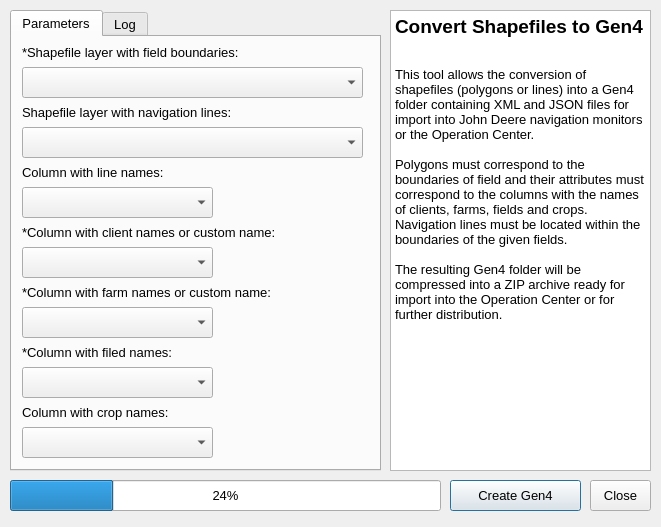
Qt form shapefile_gen4_dialog_base.ui (sirpetr/qgis-convertshpgen4-plugin) before a commit.
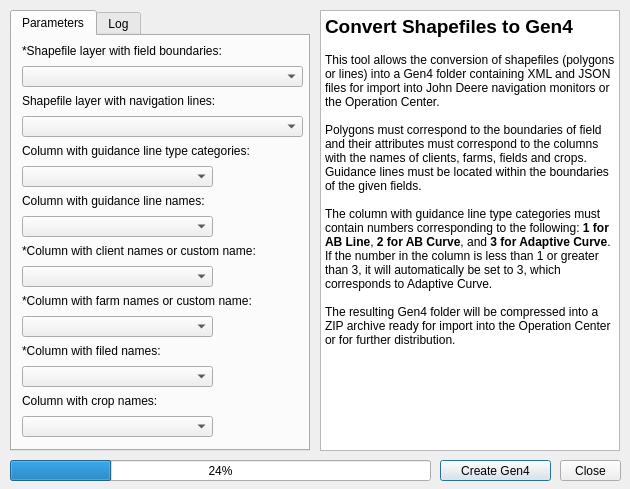
The same form after that commit.

What changed in the file:
```diff
--- a/shapefile_gen4_dialog_base.ui
+++ b/shapefile_gen4_dialog_base.ui
@@ -6,8 +6,8 @@
    <rect>
     <x>0</x>
     <y>0</y>
-    <width>661</width>
-    <height>527</height>
+    <width>630</width>
+    <height>489</height>
    </rect>
   </property>
   <property name="windowTitle">
@@ -16,10 +16,10 @@
   <widget class="QTextEdit" name="textEdit">
    <property name="geometry">
     <rect>
-     <x>390</x>
+     <x>320</x>
      <y>10</y>
-     <width>261</width>
-     <height>461</height>
+     <width>300</width>
+     <height>441</height>
     </rect>
    </property>
    <property name="html">
@@ -30,29 +30,30 @@
 li.unchecked::marker { content: &quot;\2610&quot;; }
 li.checked::marker { content: &quot;\2612&quot;; }
 &lt;/style&gt;&lt;/head&gt;&lt;body style=&quot; font-family:'Segoe UI'; font-size:9pt; font-weight:400; font-style:normal;&quot;&gt;
-&lt;p style=&quot; margin-top:0px; margin-bottom:0px; margin-left:0px; margin-right:0px; -qt-block-indent:0; text-indent:0px;&quot;&gt;&lt;span style=&quot; font-size:14pt; font-weight:700;&quot;&gt;Convert Shapefiles to Gen4&lt;/span&gt;&lt;/p&gt;
-&lt;p style=&quot; margin-top:0px; margin-bottom:0px; margin-left:0px; margin-right:0px; -qt-block-indent:0; text-indent:0px;&quot;&gt;&lt;span style=&quot; font-size:10pt; font-weight:700;&quot;&gt; &lt;/span&gt;&lt;/p&gt;
+&lt;p style=&quot; margin-top:0px; margin-bottom:0px; margin-left:0px; margin-right:0px; -qt-block-indent:0; text-indent:0px;&quot;&gt;&lt;span style=&quot; font-size:14pt; font-weight:704;&quot;&gt;Convert Shapefiles to Gen4&lt;/span&gt;&lt;/p&gt;
+&lt;p style=&quot; margin-top:0px; margin-bottom:0px; margin-left:0px; margin-right:0px; -qt-block-indent:0; text-indent:0px;&quot;&gt;&lt;span style=&quot; font-size:10pt; font-weight:704;&quot;&gt; &lt;/span&gt;&lt;/p&gt;
+&lt;p style=&quot; margin-top:0px; margin-bottom:0px; margin-left:0px; margin-right:0px; -qt-block-indent:0; text-indent:0px;&quot;&gt;This tool allows the conversion of shapefiles (polygons or lines) into a Gen4 folder containing XML and JSON files for import into John Deere navigation monitors or the Operation Center.&lt;/p&gt;
 &lt;p style=&quot;-qt-paragraph-type:empty; margin-top:0px; margin-bottom:0px; margin-left:0px; margin-right:0px; -qt-block-indent:0; text-indent:0px;&quot;&gt;&lt;br /&gt;&lt;/p&gt;
-&lt;p style=&quot; margin-top:0px; margin-bottom:0px; margin-left:0px; margin-right:0px; -qt-block-indent:0; text-indent:0px;&quot;&gt;&lt;span style=&quot; font-size:10pt;&quot;&gt;This tool allows the conversion of shapefiles (polygons or lines) into a Gen4 folder containing XML and JSON files for import into John Deere navigation monitors or the Operation Center.&lt;/span&gt;&lt;/p&gt;
-&lt;p style=&quot;-qt-paragraph-type:empty; margin-top:0px; margin-bottom:0px; margin-left:0px; margin-right:0px; -qt-block-indent:0; text-indent:0px; font-size:10pt;&quot;&gt;&lt;br /&gt;&lt;/p&gt;
-&lt;p style=&quot; margin-top:0px; margin-bottom:0px; margin-left:0px; margin-right:0px; -qt-block-indent:0; text-indent:0px;&quot;&gt;&lt;span style=&quot; font-size:10pt;&quot;&gt;Polygons must correspond to the boundaries of field and their attributes must correspond to the columns with the names of clients, farms, fields and crops. Navigation lines must be located within the boundaries of the given fields.&lt;/span&gt;&lt;/p&gt;
-&lt;p style=&quot;-qt-paragraph-type:empty; margin-top:0px; margin-bottom:0px; margin-left:0px; margin-right:0px; -qt-block-indent:0; text-indent:0px; font-size:10pt;&quot;&gt;&lt;br /&gt;&lt;/p&gt;
-&lt;p style=&quot; margin-top:0px; margin-bottom:0px; margin-left:0px; margin-right:0px; -qt-block-indent:0; text-indent:0px;&quot;&gt;&lt;span style=&quot; font-size:10pt;&quot;&gt;The resulting Gen4 folder will be compressed into a ZIP archive ready for import into the Operation Center or for further distribution.&lt;/span&gt;&lt;/p&gt;
+&lt;p style=&quot; margin-top:0px; margin-bottom:0px; margin-left:0px; margin-right:0px; -qt-block-indent:0; text-indent:0px;&quot;&gt;Polygons must correspond to the boundaries of field and their attributes must correspond to the columns with the names of clients, farms, fields and crops. Guidance lines must be located within the boundaries of the given fields.&lt;/p&gt;
+&lt;p style=&quot;-qt-paragraph-type:empty; margin-top:0px; margin-bottom:0px; margin-left:0px; margin-right:0px; -qt-block-indent:0; text-indent:0px;&quot;&gt;&lt;br /&gt;&lt;/p&gt;
+&lt;p style=&quot; margin-top:0px; margin-bottom:0px; margin-left:0px; margin-right:0px; -qt-block-indent:0; text-indent:0px;&quot;&gt;The column with guidance line type categories must contain numbers corresponding to the following: &lt;span style=&quot; font-weight:700;&quot;&gt;1 for AB Line&lt;/span&gt;, &lt;span style=&quot; font-weight:700;&quot;&gt;2 for AB Curve&lt;/span&gt;, and &lt;span style=&quot; font-weight:700;&quot;&gt;3 for Adaptive Curve&lt;/span&gt;. If the number in the column is less than 1 or greater than 3, it will automatically be set to 3, which corresponds to Adaptive Curve.&lt;/p&gt;
+&lt;p style=&quot;-qt-paragraph-type:empty; margin-top:0px; margin-bottom:0px; margin-left:0px; margin-right:0px; -qt-block-indent:0; text-indent:0px;&quot;&gt;&lt;br /&gt;&lt;/p&gt;
+&lt;p style=&quot; margin-top:0px; margin-bottom:0px; margin-left:0px; margin-right:0px; -qt-block-indent:0; text-indent:0px;&quot;&gt;The resulting Gen4 folder will be compressed into a ZIP archive ready for import into the Operation Center or for further distribution.&lt;/p&gt;
 &lt;p style=&quot;-qt-paragraph-type:empty; margin-top:0px; margin-bottom:0px; margin-left:0px; margin-right:0px; -qt-block-indent:0; text-indent:0px;&quot;&gt;&lt;br /&gt;&lt;/p&gt;&lt;/body&gt;&lt;/html&gt;</string>
    </property>
   </widget>
   <widget class="QPushButton" name="pushButton_3">
    <property name="geometry">
     <rect>
-     <x>450</x>
-     <y>480</y>
-     <width>131</width>
-     <height>31</height>
+     <x>440</x>
+     <y>460</y>
+     <width>111</width>
+     <height>21</height>
     </rect>
    </property>
    <property name="font">
     <font>
-     <pointsize>10</pointsize>
+     <pointsize>9</pointsize>
     </font>
    </property>
    <property name="text">
@@ -63,14 +64,14 @@
    <property name="geometry">
     <rect>
      <x>10</x>
-     <y>480</y>
-     <width>431</width>
-     <height>31</height>
+     <y>460</y>
+     <width>421</width>
+     <height>21</height>
     </rect>
    </property>
    <property name="font">
     <font>
-     <pointsize>10</pointsize>
+     <pointsize>9</pointsize>
     </font>
    </property>
    <property name="value">
@@ -82,13 +83,13 @@
     <rect>
      <x>10</x>
      <y>10</y>
-     <width>371</width>
-     <height>461</height>
+     <width>300</width>
+     <height>441</height>
     </rect>
    </property>
    <property name="font">
     <font>
-     <pointsize>10</pointsize>
+     <pointsize>9</pointsize>
     </font>
    </property>
    <property name="currentIndex">
@@ -102,14 +103,14 @@
      <property name="geometry">
       <rect>
        <x>10</x>
-       <y>390</y>
+       <y>380</y>
        <width>191</width>
-       <height>31</height>
+       <height>21</height>
       </rect>
      </property>
      <property name="font">
       <font>
-       <pointsize>10</pointsize>
+       <pointsize>9</pointsize>
       </font>
      </property>
     </widget>
@@ -117,8 +118,8 @@
      <property name="geometry">
       <rect>
        <x>10</x>
-       <y>240</y>
-       <width>351</width>
+       <y>250</y>
+       <width>291</width>
        <height>31</height>
       </rect>
      </property>
@@ -128,7 +129,7 @@
       </font>
      </property>
      <property name="text">
-      <string>&lt;html&gt;&lt;head/&gt;&lt;body&gt;&lt;p&gt;*Column with farm names or custom name:&lt;/p&gt;&lt;/body&gt;&lt;/html&gt;</string>
+      <string>&lt;html&gt;&lt;head/&gt;&lt;body&gt;&lt;p&gt;&lt;span style=&quot; font-size:9pt;&quot;&gt;*Column with farm names or custom name:&lt;/span&gt;&lt;/p&gt;&lt;/body&gt;&lt;/html&gt;</string>
      </property>
     </widget>
     <widget class="QLabel" name="label_5">
@@ -136,7 +137,7 @@
       <rect>
        <x>10</x>
        <y>300</y>
-       <width>351</width>
+       <width>291</width>
        <height>31</height>
       </rect>
      </property>
@@ -146,21 +147,21 @@
       </font>
      </property>
      <property name="text">
-      <string>&lt;html&gt;&lt;head/&gt;&lt;body&gt;&lt;p&gt;*Column with filed names:&lt;/p&gt;&lt;/body&gt;&lt;/html&gt;</string>
+      <string>&lt;html&gt;&lt;head/&gt;&lt;body&gt;&lt;p&gt;&lt;span style=&quot; font-size:9pt;&quot;&gt;*Column with filed names:&lt;/span&gt;&lt;/p&gt;&lt;/body&gt;&lt;/html&gt;</string>
      </property>
     </widget>
     <widget class="QComboBox" name="comboBox_4">
      <property name="geometry">
       <rect>
        <x>10</x>
-       <y>270</y>
+       <y>280</y>
        <width>191</width>
-       <height>31</height>
+       <height>21</height>
       </rect>
      </property>
      <property name="font">
       <font>
-       <pointsize>10</pointsize>
+       <pointsize>9</pointsize>
       </font>
      </property>
     </widget>
@@ -168,8 +169,8 @@
      <property name="geometry">
       <rect>
        <x>10</x>
-       <y>360</y>
-       <width>351</width>
+       <y>350</y>
+       <width>291</width>
        <height>31</height>
       </rect>
      </property>
@@ -179,15 +180,15 @@
       </font>
      </property>
      <property name="text">
-      <string>&lt;html&gt;&lt;head/&gt;&lt;body&gt;&lt;p&gt;Column with crop names:&lt;/p&gt;&lt;/body&gt;&lt;/html&gt;</string>
+      <string>&lt;html&gt;&lt;head/&gt;&lt;body&gt;&lt;p&gt;&lt;span style=&quot; font-size:9pt;&quot;&gt;Column with crop names:&lt;/span&gt;&lt;/p&gt;&lt;/body&gt;&lt;/html&gt;</string>
      </property>
     </widget>
     <widget class="QLabel" name="label_1">
      <property name="geometry">
       <rect>
        <x>10</x>
-       <y>60</y>
-       <width>341</width>
+       <y>50</y>
+       <width>291</width>
        <height>31</height>
       </rect>
      </property>
@@ -197,21 +198,21 @@
       </font>
      </property>
      <property name="text">
-      <string>&lt;html&gt;&lt;head/&gt;&lt;body&gt;&lt;p&gt;Shapefile layer with navigation lines:&lt;/p&gt;&lt;/body&gt;&lt;/html&gt;</string>
+      <string>&lt;html&gt;&lt;head/&gt;&lt;body&gt;&lt;p&gt;&lt;span style=&quot; font-size:9pt;&quot;&gt;Shapefile layer with navigation lines:&lt;/span&gt;&lt;/p&gt;&lt;/body&gt;&lt;/html&gt;</string>
      </property>
     </widget>
     <widget class="QComboBox" name="comboBox_2">
      <property name="geometry">
       <rect>
        <x>10</x>
-       <y>90</y>
-       <width>341</width>
-       <height>31</height>
+       <y>80</y>
+       <width>281</width>
+       <height>21</height>
       </rect>
      </property>
      <property name="font">
       <font>
-       <pointsize>10</pointsize>
+       <pointsize>9</pointsize>
       </font>
      </property>
     </widget>
@@ -220,7 +221,7 @@
       <rect>
        <x>10</x>
        <y>0</y>
-       <width>301</width>
+       <width>291</width>
        <height>31</height>
       </rect>
      </property>
@@ -230,7 +231,7 @@
       </font>
      </property>
      <property name="text">
-      <string>&lt;html&gt;&lt;head/&gt;&lt;body&gt;&lt;p&gt;*Shapefile layer with field boundaries:&lt;/p&gt;&lt;/body&gt;&lt;/html&gt;</string>
+      <string>&lt;html&gt;&lt;head/&gt;&lt;body&gt;&lt;p&gt;&lt;span style=&quot; font-size:9pt;&quot;&gt;*Shapefile layer with field boundaries:&lt;/span&gt;&lt;/p&gt;&lt;/body&gt;&lt;/html&gt;</string>
      </property>
     </widget>
     <widget class="QComboBox" name="comboBox_5">
@@ -239,12 +240,12 @@
        <x>10</x>
        <y>330</y>
        <width>191</width>
-       <height>31</height>
+       <height>21</height>
       </rect>
      </property>
      <property name="font">
       <font>
-       <pointsize>10</pointsize>
+       <pointsize>9</pointsize>
       </font>
      </property>
     </widget>
@@ -252,8 +253,8 @@
      <property name="geometry">
       <rect>
        <x>10</x>
-       <y>180</y>
-       <width>341</width>
+       <y>200</y>
+       <width>291</width>
        <height>31</height>
       </rect>
      </property>
@@ -263,7 +264,7 @@
       </font>
      </property>
      <property name="text">
-      <string>&lt;html&gt;&lt;head/&gt;&lt;body&gt;&lt;p&gt;*Column with client names or custom name:&lt;/p&gt;&lt;/body&gt;&lt;/html&gt;</string>
+      <string>&lt;html&gt;&lt;head/&gt;&lt;body&gt;&lt;p&gt;&lt;span style=&quot; font-size:9pt;&quot;&gt;*Column with client names or custom name:&lt;/span&gt;&lt;/p&gt;&lt;/body&gt;&lt;/html&gt;</string>
      </property>
     </widget>
     <widget class="QComboBox" name="comboBox_1">
@@ -271,13 +272,13 @@
       <rect>
        <x>10</x>
        <y>30</y>
-       <width>341</width>
-       <height>31</height>
+       <width>281</width>
+       <height>21</height>
       </rect>
      </property>
      <property name="font">
       <font>
-       <pointsize>10</pointsize>
+       <pointsize>9</pointsize>
       </font>
      </property>
     </widget>
@@ -285,14 +286,14 @@
      <property name="geometry">
       <rect>
        <x>10</x>
-       <y>210</y>
+       <y>230</y>
        <width>191</width>
-       <height>31</height>
+       <height>21</height>
       </rect>
      </property>
      <property name="font">
       <font>
-       <pointsize>10</pointsize>
+       <pointsize>9</pointsize>
        <underline>false</underline>
       </font>
      </property>
@@ -301,9 +302,9 @@
      <property name="geometry">
       <rect>
        <x>10</x>
-       <y>150</y>
+       <y>180</y>
        <width>191</width>
-       <height>31</height>
+       <height>21</height>
       </rect>
      </property>
     </widget>
@@ -311,8 +312,8 @@
      <property name="geometry">
       <rect>
        <x>10</x>
-       <y>120</y>
-       <width>341</width>
+       <y>150</y>
+       <width>291</width>
        <height>31</height>
       </rect>
      </property>
@@ -322,7 +323,35 @@
       </font>
      </property>
      <property name="text">
-      <string>&lt;html&gt;&lt;head/&gt;&lt;body&gt;&lt;p&gt;Column with line names:&lt;/p&gt;&lt;/body&gt;&lt;/html&gt;</string>
+      <string>&lt;html&gt;&lt;head/&gt;&lt;body&gt;&lt;p&gt;&lt;span style=&quot; font-size:9pt;&quot;&gt;Column with guidance line names:&lt;/span&gt;&lt;/p&gt;&lt;/body&gt;&lt;/html&gt;</string>
+     </property>
+    </widget>
+    <widget class="QComboBox" name="comboBox_8">
+     <property name="geometry">
+      <rect>
+       <x>10</x>
+       <y>130</y>
+       <width>191</width>
+       <height>21</height>
+      </rect>
+     </property>
+    </widget>
+    <widget class="QLabel" name="label_9">
+     <property name="geometry">
+      <rect>
+       <x>10</x>
+       <y>100</y>
+       <width>291</width>
+       <height>31</height>
+      </rect>
+     </property>
+     <property name="font">
+      <font>
+       <pointsize>10</pointsize>
+      </font>
+     </property>
+     <property name="text">
+      <string>&lt;html&gt;&lt;head/&gt;&lt;body&gt;&lt;p&gt;&lt;span style=&quot; font-size:9pt;&quot;&gt;Column with guidance line type categories:&lt;/span&gt;&lt;/p&gt;&lt;/body&gt;&lt;/html&gt;</string>
      </property>
     </widget>
    </widget>
@@ -350,15 +379,15 @@
   <widget class="QPushButton" name="pushButton_4">
    <property name="geometry">
     <rect>
-     <x>590</x>
-     <y>480</y>
+     <x>560</x>
+     <y>460</y>
      <width>61</width>
-     <height>31</height>
+     <height>21</height>
     </rect>
    </property>
    <property name="font">
     <font>
-     <pointsize>10</pointsize>
+     <pointsize>9</pointsize>
     </font>
    </property>
    <property name="text">
```
Left out of the diff: 11 changed lines with no effect on the pictures.
